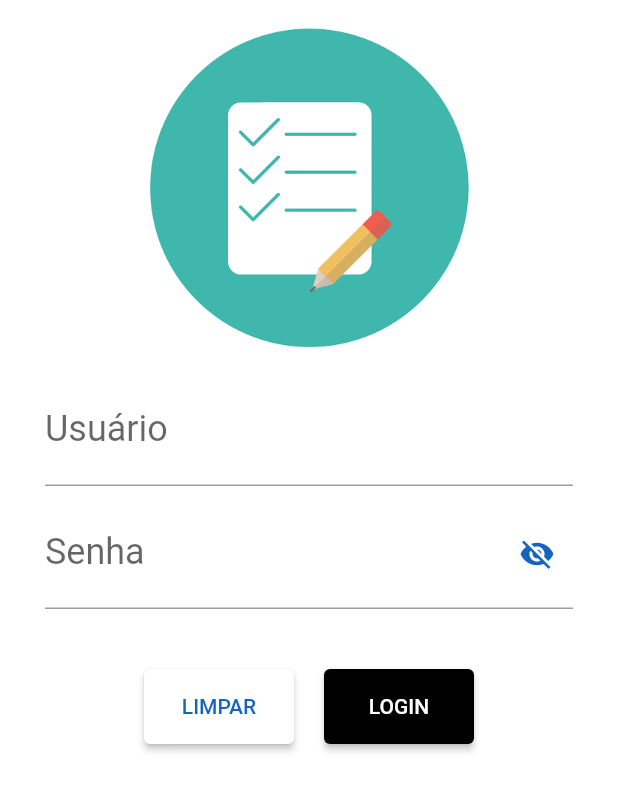
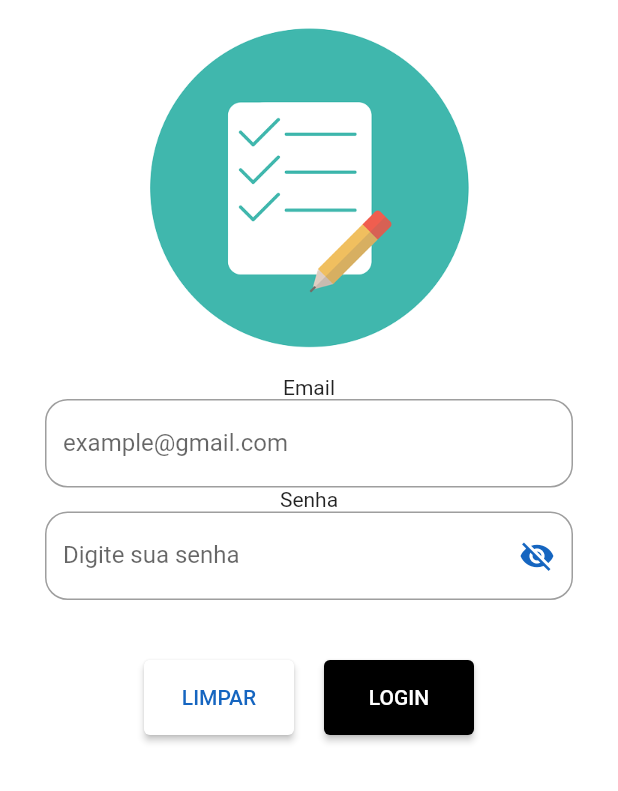
Before and after one commit to Vanderson159/comandaapp, a Flutter app: the screen it shows after launch, on a phone screen of 412 x 824 dp. Shown: the top 791 px of the screen. Run offline on Flutter 3.47's test engine with Material 2 defaults, Android fonts, the phone set to English and light mode, and no system bars; our stand-ins replace get, get_storage; missing offline and left inert: flutter_windowmanager; accounts and stored records are empty.

Commit message:
Alterando partes da tela de login

```diff
--- a/lib/modules/login/login_view.dart
+++ b/lib/modules/login/login_view.dart
@@ -3,6 +3,8 @@ import 'package:flutter/material.dart';
 import 'package:get/get.dart';
 
 class LoginView extends GetView<LoginController> {
+  const LoginView({super.key});
+
   @override
   Widget build(BuildContext context) {
     //controller.secureScreen();
@@ -14,37 +16,40 @@ class LoginView extends GetView<LoginController> {
           child: Form(
             key: controller.formKey,
             child: Padding(
-              padding: EdgeInsets.fromLTRB(30, 0, 30, 0),
+              padding: const EdgeInsets.fromLTRB(30, 0, 30, 0),
               child: Column(
-                mainAxisAlignment: MainAxisAlignment.center,
+                // mainAxisAlignment: MainAxisAlignment.start, //Alinhamento não ta funcionando
                 children: [
-                  Container(
+                  const SizedBox(
                     height: 250,
                     width: 250,
                     child: Image(
                       image: AssetImage('imagens/comanda.png'),
                     ),
                   ),
+
+                  const Text('Email', textAlign: TextAlign.start),
                   TextField(
                     controller: controller.usernameCtrl,
                     textInputAction: TextInputAction.next,
                     decoration: InputDecoration(
-                      labelText: 'Usuário',
+                      border: OutlineInputBorder(
+                        borderRadius: BorderRadius.circular(15),
                       ),
-                    style: TextStyle(
-                      fontSize: 24.0,
+                      labelText: 'example@gmail.com',
                     ),
+
                   ),
-                  Obx(() => Padding(
-                    padding: EdgeInsets.only(top: 8.0),
-                    child: TextField(
+
+                  const Text('Senha', textAlign: TextAlign.start),
+                  Obx(() => TextField(
                     obscureText: !controller.showPassword.value,
                     enableSuggestions: false,
                     autocorrect: false,
                     controller: controller.passwordCtrl,
                     textInputAction: TextInputAction.done,
                     decoration: InputDecoration(
-                        labelText: 'Senha',
+                      labelText: 'Digite sua senha',
                       suffixIcon: IconButton(
                         icon: Icon(
                           controller.showPassword.value ? Icons.visibility : Icons.visibility_off,
@@ -54,47 +59,48 @@ class LoginView extends GetView<LoginController> {
                           controller.showPassword.value = !controller.showPassword.value;
                         },
                       ),
-                      ),
-                      style: TextStyle(
-                        fontSize: 24.0,
+                      border: OutlineInputBorder(
+                        borderRadius: BorderRadius.circular(15),
                       ),
                     ),
-                  ),),
+                  ),
+                  ),
+
                   Obx(
                     () => Visibility(
                       visible: !controller.loading.value,
                       child: Padding(
-                        padding: EdgeInsets.only(top: 40.0),
+                        padding: const EdgeInsets.only(top: 40.0),
                         child: Row(
                           mainAxisAlignment: MainAxisAlignment.center,
                           children: [
                             Padding(
-                              padding: EdgeInsets.only(right: 10.0),
+                              padding: const EdgeInsets.only(right: 10.0),
                               child: SizedBox(
                                 width: 100,
                                 height: 50,
                                 child: ElevatedButton(
                                   onPressed: () => controller.limpar(),
+                                  style: ButtonStyle(
+                                    backgroundColor:
+                                        MaterialStateProperty.all(Colors.white),
+                                  ),
                                   child: Text(
                                     'LIMPAR',
                                     style:
                                         TextStyle(color: Colors.blue.shade800),
                                   ),
-                                  style: ButtonStyle(
-                                    backgroundColor:
-                                        MaterialStateProperty.all(Colors.white),
-                                  ),
                                 ),
                               ),
                             ),
                             Padding(
-                              padding: EdgeInsets.only(left: 10.0),
+                              padding: const EdgeInsets.only(left: 10.0),
                               child: SizedBox(
                                 width: 100,
                                 height: 50,
                                 child: ElevatedButton(
                                   onPressed: () => controller.login(),
-                                  child: Text('LOGIN'),
+                                  child: const Text('LOGIN'),
                                 ),
                               ),
                             ),
@@ -107,7 +113,7 @@ class LoginView extends GetView<LoginController> {
                     () => Visibility(
                       visible: controller.loading.value,
                       child: Container(
-                        margin: EdgeInsets.symmetric(vertical: 10),
+                        margin: const EdgeInsets.symmetric(vertical: 10),
                         width: Get.width * 0.8,
                         child: ClipRRect(
                           borderRadius: BorderRadius.circular(29),
```
Also changed, not shown: pubspec.lock. Lines whose indentation alone changed are shown as unchanged.
